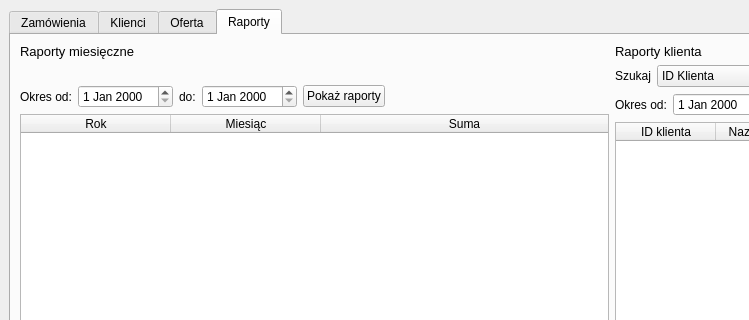
Old version of the form app/ui/mainwindow.ui in the repository HBuczynski/Fabryka_okien; both pictures show x 0 to 749 and y 0 to 320 of the 1223 by 605 pixel window.
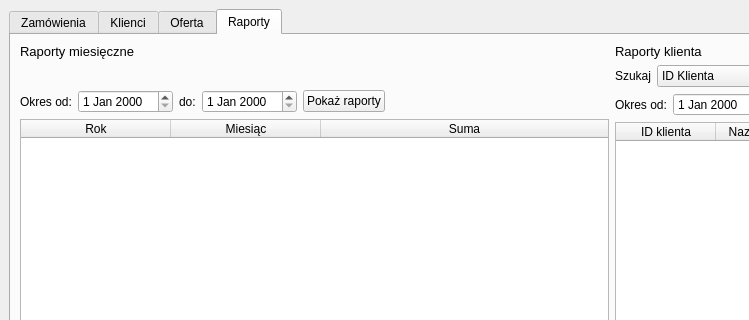
New version of the form. The open tabs and pages were chosen to show the change.

Commit message: Added methods to manage invoice dialog.

Patch:
```diff
--- a/app/ui/mainwindow.ui
+++ b/app/ui/mainwindow.ui
@@ -565,7 +565,7 @@
               <property name="sizeHint" stdset="0">
                <size>
                 <width>20</width>
-                <height>20</height>
+                <height>25</height>
                </size>
               </property>
              </spacer>
```
Left out of the diff: 2 changed lines with no effect on the pictures. The commit also changes 4 other files.
